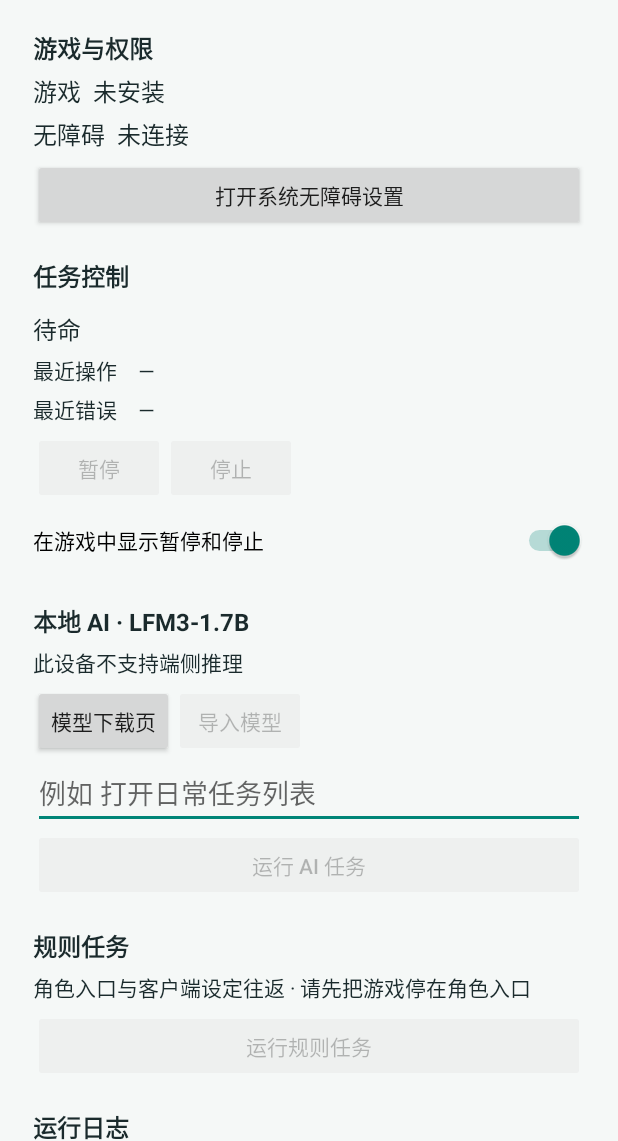
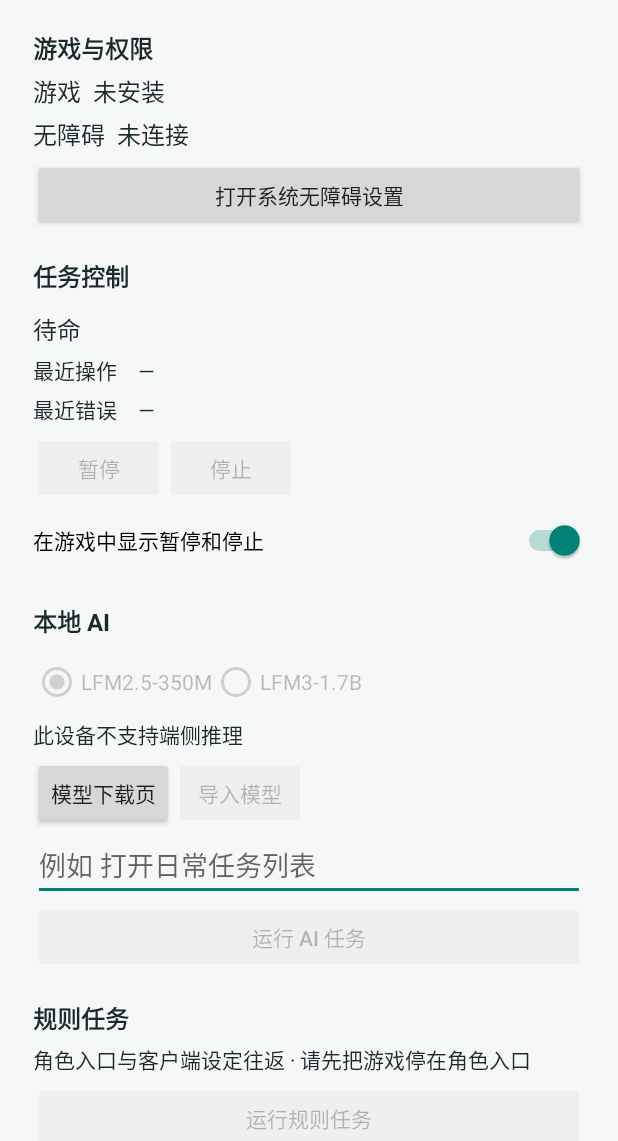
Before and after one commit to mingshenhk/123, an Android app: the screen it shows after launch (MainActivity), on a phone screen of 412 x 824 dp, the part 95-1236 px from its top. Run offline under Robolectric (Android 15) with nearby library versions, the phone set to English and light mode, and no system bars; pictures from the network do not load.

Commit message:
Support selectable 350M and 1.7B local models

```diff
--- a/app/build.gradle.kts
+++ b/app/build.gradle.kts
@@ -11,8 +11,8 @@ android {
         applicationId = "io.github.mingshenhk.nitanassistant"
         minSdk = 24
         targetSdk = 35
-        versionCode = 2
-        versionName = "0.2.0"
+        versionCode = 3
+        versionName = "0.3.0"
     }
 
     sourceSets["main"].assets.srcDir(rootProject.file("tasks"))
--- a/app/src/main/java/io/github/mingshenhk/nitanassistant/GameAccessibilityService.kt
+++ b/app/src/main/java/io/github/mingshenhk/nitanassistant/GameAccessibilityService.kt
@@ -73,12 +73,12 @@ class GameAccessibilityService : AccessibilityService() {
         }
     }
 
-    internal fun startAiTask(goal: String, openGame: () -> Unit) {
+    internal fun startAiTask(goal: String, spec: AiModelSpec, openGame: () -> Unit) {
         if (active || !ModelStore.supported || goal.isBlank() || goal.length > MAX_GOAL) return
-        val file = ModelStore.ready(this) ?: return
+        val file = ModelStore.ready(this, spec) ?: return
         val model = LocalAiModel(file, cacheDir)
         val ai = AiRunner(goal, model, SystemClock::elapsedRealtime, { level, message ->
-            RunLog.append(this, "本地 AI", level, message)
+            RunLog.append(this, spec.title, level, message)
         }, model::close)
         try {
             launch(ai, openGame)
--- a/app/src/main/java/io/github/mingshenhk/nitanassistant/MainActivity.kt
+++ b/app/src/main/java/io/github/mingshenhk/nitanassistant/MainActivity.kt
@@ -12,10 +12,13 @@ import android.os.Handler
 import android.os.Looper
 import android.provider.Settings
 import android.text.InputFilter
+import android.view.View
 import android.view.WindowInsets
 import android.widget.Button
 import android.widget.EditText
 import android.widget.LinearLayout
+import android.widget.RadioButton
+import android.widget.RadioGroup
 import android.widget.ScrollView
 import android.widget.Switch
 import android.widget.TextView
@@ -24,6 +27,8 @@ import android.widget.Toast
 class MainActivity : Activity() {
     private companion object {
         const val IMPORT_MODEL = 1
+        const val SELECTED_MODEL = "selected-model"
+        const val PENDING_IMPORT = "pending-model-import"
         const val GOAL_VIEW = 0x10001
     }
     private val handler = Handler(Looper.getMainLooper())
@@ -42,10 +47,13 @@ class MainActivity : Activity() {
     private lateinit var pause: Button
     private lateinit var stop: Button
     private lateinit var log: TextView
+    private lateinit var modelOptions: List<RadioButton>
     private lateinit var modelStatus: TextView
     private lateinit var importModel: Button
     private lateinit var goal: EditText
     private lateinit var aiStart: Button
+    private var selectedModel = AiModelSpec.LFM_350M
+    private var pendingImport: AiModelSpec? = null
     private var logRevision = -1
 
     override fun onCreate(savedInstanceState: Bundle?) {
@@ -92,6 +100,8 @@ class MainActivity : Activity() {
             renderState()
         }
         val preferences = getSharedPreferences(SETTINGS_FILE, MODE_PRIVATE)
+        selectedModel = AiModelSpec.fromId(preferences.getString(SELECTED_MODEL, null)) ?: AiModelSpec.LFM_350M
+        pendingImport = AiModelSpec.fromId(savedInstanceState?.getString(PENDING_IMPORT))
         body.addView(Switch(this).apply {
             text = "在游戏中显示暂停和停止"
             minHeight = dp(48)
@@ -100,14 +110,27 @@ class MainActivity : Activity() {
                 preferences.edit().putBoolean(OVERLAY_SETTING, checked).apply()
             }
         })
-        body.label("本地 AI · LFM3-1.7B", bold = true, top = 18)
+        body.label("本地 AI", bold = true, top = 18)
+        val modelSelector = RadioGroup(this).apply {
+            orientation = LinearLayout.HORIZONTAL
+            body.addView(this)
+        }
+        modelOptions = AiModelSpec.entries.map { model ->
+            RadioButton(this).apply {
+                id = View.generateViewId()
+                text = model.title
+                minHeight = dp(48)
+                modelSelector.addView(this)
+            }
+        }
+        modelSelector.check(modelOptions[selectedModel.ordinal].id)
         modelStatus = body.label("正在检查模型", 14f)
         val modelActions = LinearLayout(this).apply {
             orientation = LinearLayout.HORIZONTAL
             body.addView(this)
         }
         modelActions.action("模型下载页") {
-            openExternal(Intent(Intent.ACTION_VIEW, Uri.parse(ModelStore.PAGE)), "没有可用的浏览器")
+            openExternal(Intent(Intent.ACTION_VIEW, Uri.parse(selectedModel.page)), "没有可用的浏览器")
         }
         importModel = modelActions.action("导入模型") {
             pickModel()
@@ -124,7 +147,7 @@ class MainActivity : Activity() {
             if (instruction.isEmpty()) {
                 goal.error = "请输入任务目标"
             } else {
-                GameAccessibilityService.connected?.startAiTask(instruction, ::openGame)
+                GameAccessibilityService.connected?.startAiTask(instruction, selectedModel, ::openGame)
                 renderState()
             }
         }
@@ -138,6 +161,19 @@ class MainActivity : Activity() {
         log = body.label("暂无记录", 13f).apply {
             setTextIsSelectable(true)
         }
+        modelSelector.setOnCheckedChangeListener { _, checkedId ->
+            val index = modelOptions.indexOfFirst { it.id == checkedId }
+            if (index >= 0) {
+                selectedModel = AiModelSpec.entries[index]
+                preferences.edit().putString(SELECTED_MODEL, selectedModel.name).apply()
+                renderState()
+            }
+        }
+    }
+
+    override fun onSaveInstanceState(outState: Bundle) {
+        super.onSaveInstanceState(outState)
+        outState.putString(PENDING_IMPORT, pendingImport?.name)
     }
 
     override fun onResume() {
@@ -162,8 +198,10 @@ class MainActivity : Activity() {
             type = "*/*"
         }
         try {
+            pendingImport = selectedModel
             startActivityForResult(intent, IMPORT_MODEL)
         } catch (_: ActivityNotFoundException) {
+            pendingImport = null
             Toast.makeText(this, "系统文件选择器不可用", Toast.LENGTH_SHORT).show()
         }
     }
@@ -171,10 +209,14 @@ class MainActivity : Activity() {
     @Deprecated("This Activity uses the platform document picker result.")
     override fun onActivityResult(requestCode: Int, resultCode: Int, data: Intent?) {
         super.onActivityResult(requestCode, resultCode, data)
-        if (requestCode == IMPORT_MODEL && resultCode == RESULT_OK) {
-            data?.data?.let { ModelStore.import(this, it) }
-            renderState()
+        if (requestCode != IMPORT_MODEL) return
+        val model = pendingImport
+        pendingImport = null
+        val uri = data?.data
+        if (resultCode == RESULT_OK && model != null && uri != null) {
+            ModelStore.import(this, uri, model)
         }
+        renderState()
     }
 
     private fun openExternal(intent: Intent, fallback: String) {
@@ -198,14 +240,16 @@ class MainActivity : Activity() {
         val seconds = (service?.elapsedMillis ?: 0) / 1_000
         status.show(if (service == null) phase.label else "${phase.label} · ${seconds} 秒\n${service.status}")
         start.isEnabled = service != null && installed && !service.active
-        val modelReady = ModelStore.ready(this) != null
+        val modelReady = ModelStore.ready(this, selectedModel) != null
+        val canChangeModel = ModelStore.supported && !ModelStore.importing && service?.active != true
+        modelOptions.forEach { it.isEnabled = canChangeModel }
         modelStatus.show(when {
             !ModelStore.supported -> "此设备不支持端侧推理"
             ModelStore.importing -> "正在复制并校验模型"
             modelReady -> "模型已就绪 · 离线推理"
-            else -> ModelStore.error ?: "请选择 mixed_int4_ekv2048.litertlm（约 1.44 GB）"
+            else -> ModelStore.error(selectedModel) ?: "请选择 ${selectedModel.fileName}（约 ${selectedModel.size}）"
         })
-        importModel.isEnabled = ModelStore.supported && !ModelStore.importing && !modelReady
+        importModel.isEnabled = canChangeModel && !modelReady
         aiStart.isEnabled = start.isEnabled && ModelStore.supported && modelReady && !ModelStore.importing
         pause.isEnabled = service?.active == true
         pause.show(if (phase == Phase.PAUSED) "继续" else "暂停")
--- a/app/src/main/java/io/github/mingshenhk/nitanassistant/ModelStore.kt
+++ b/app/src/main/java/io/github/mingshenhk/nitanassistant/ModelStore.kt
@@ -8,36 +8,64 @@ import java.io.IOException
 import java.security.MessageDigest
 import java.util.concurrent.Executors
 
+internal enum class AiModelSpec(
+    val title: String,
+    val fileName: String,
+    val bytes: Long,
+    val sha256: String,
+    val size: String,
+    val page: String,
+) {
+    LFM_350M(
+        "LFM2.5-350M",
+        "LFM2.5-350M_int4.litertlm",
+        247_808_000L,
+        "c29a41cdf4148ec9f4b6e57f8e598728a05a189fdc7ca0764b013b78f9dfd52f",
+        "248 MB",
+        "https://huggingface.co/litert-community/LFM2.5-350M/blob/6aaa502a5576e260ca86d75e101641d6f9ffab41/LFM2.5-350M_int4.litertlm",
+    ),
+    LFM_17B(
+        "LFM3-1.7B",
+        "LFM3-1.7B_mixed_int4_ekv2048.litertlm",
+        1_441_620_928L,
+        "0400d8ffdb00e4bbe1209120e2c7baf05322a8c900839b0a94cc28f599011196",
+        "1.44 GB",
+        "https://huggingface.co/litert-community/LFM3-1.7B-LiteRT/blob/main/LFM3-1.7B_mixed_int4_ekv2048.litertlm",
+    );
+
+    companion object {
+        fun fromId(id: String?) = entries.firstOrNull { it.name == id }
+    }
+}
+
 internal object ModelStore {
-    const val PAGE = "https://huggingface.co/litert-community/LFM3-1.7B-LiteRT"
-    const val NAME = "LFM3-1.7B_mixed_int4_ekv2048.litertlm"
-    private const val BYTES = 1_441_620_928L
-    private const val SHA256 = "0400d8ffdb00e4bbe1209120e2c7baf05322a8c900839b0a94cc28f599011196"
     private val worker = Executors.newSingleThreadExecutor()
     @Volatile var importing = false
         private set
-    @Volatile var error: String? = null
-        private set
+    @Volatile private var lastError: Pair<AiModelSpec, String>? = null
 
     val supported get() = Build.SUPPORTED_64_BIT_ABIS.any { it == "arm64-v8a" || it == "x86_64" }
 
-    fun ready(context: Context) = file(context).takeIf { it.isFile && it.length() == BYTES }
+    fun ready(context: Context, model: AiModelSpec) =
+        file(context, model).takeIf { it.isFile && it.length() == model.bytes }
+
+    fun error(model: AiModelSpec) = lastError?.takeIf { it.first == model }?.second
 
     // Called from the activity thread. Copy and verify before publishing the file.
-    fun import(context: Context, uri: Uri) {
-        if (importing || ready(context) != null) return
+    fun import(context: Context, uri: Uri, model: AiModelSpec) {
+        if (importing || ready(context, model) != null) return
         val app = context.applicationContext
-        val dest = file(app)
+        val dest = file(app, model)
         importing = true
-        error = null
+        lastError = null
         worker.execute {
-            val temp = File(dest.parentFile, "$NAME.partial")
+            val temp = File(dest.parentFile, "${model.fileName}.partial")
             try {
                 val digest = MessageDigest.getInstance("SHA-256")
                 val directory = checkNotNull(dest.parentFile)
                 if (!directory.isDirectory && !directory.mkdirs()) throw IOException()
-                if (directory.usableSpace < BYTES) {
-                    throw IOException("助手的存储空间不足，需要约 1.44 GB")
+                if (directory.usableSpace < model.bytes) {
+                    throw IOException("助手的存储空间不足，需要约 ${model.size}")
                 }
                 app.contentResolver.openInputStream(uri)?.use { source ->
                     temp.outputStream().buffered().use { output ->
@@ -47,21 +75,23 @@ internal object ModelStore {
                             val length = source.read(buffer)
                             if (length == -1) break
                             total += length
-                            if (total > BYTES) throw IOException("文件大小不匹配，请下载指定版本")
+                            if (total > model.bytes) throw IOException("文件大小不匹配，请下载指定版本")
                             digest.update(buffer, 0, length)
                             output.write(buffer, 0, length)
                         }
                     }
                 } ?: throw IOException()
-                if (temp.length() != BYTES || digest.digest().joinToString("") { "%02x".format(it) } != SHA256) {
+                val hash = digest.digest().joinToString("") { "%02x".format(it) }
+                if (temp.length() != model.bytes || hash != model.sha256) {
                     throw IOException("模型校验失败，请重新下载指定版本")
                 }
                 if (!temp.renameTo(dest)) throw IOException()
             } catch (exception: IOException) {
-                error = exception.message?.takeIf { it.startsWith("助手") || it.startsWith("模型") ||
+                val message = exception.message?.takeIf { it.startsWith("助手") || it.startsWith("模型") ||
                     it.startsWith("文件大小") } ?: "无法读取或保存模型，请检查文件和可用空间"
+                lastError = model to message
             } catch (_: SecurityException) {
-                error = "无法读取所选文件，请重新选择模型"
+                lastError = model to "无法读取所选文件，请重新选择模型"
             } finally {
                 temp.delete()
                 importing = false
@@ -69,5 +99,5 @@ internal object ModelStore {
         }
     }
 
-    private fun file(context: Context) = File(context.filesDir, "models/$NAME")
+    private fun file(context: Context, model: AiModelSpec) = File(context.filesDir, "models/${model.fileName}")
 }
```
Also changed, not shown: 2 other files.
